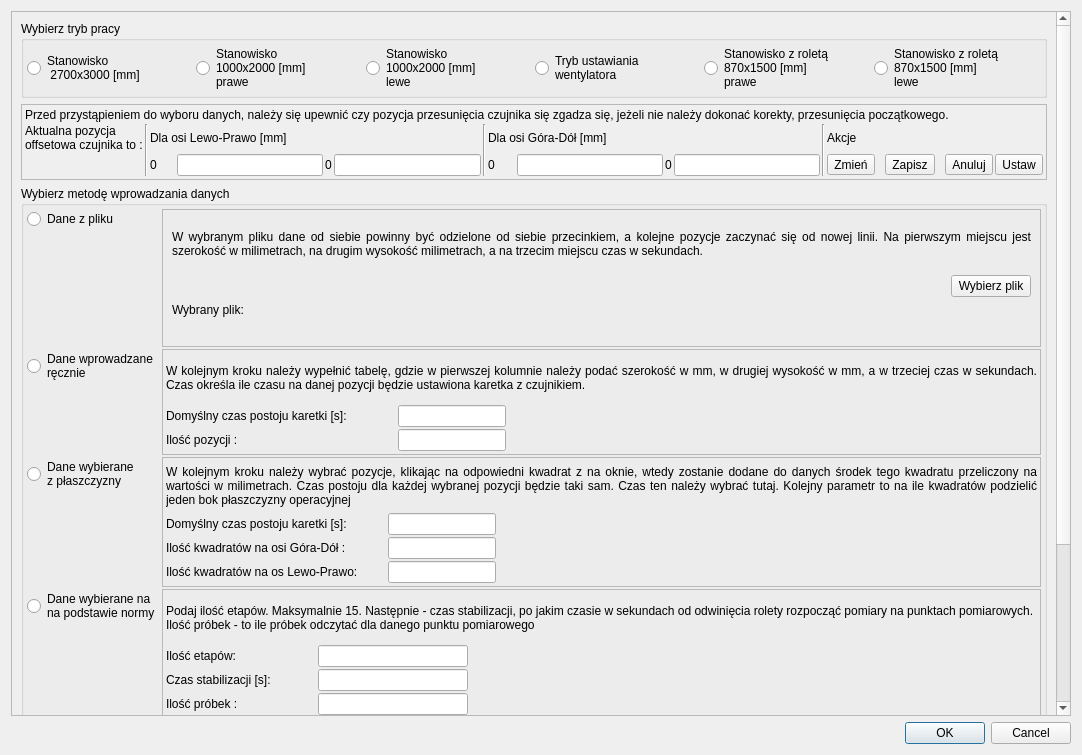
First picture: the form in PrzeplywomierzGUI/Aplikacja/wybormetody.ui, repository wiacekmarcin/StanowiskoOtwock, before the edit.
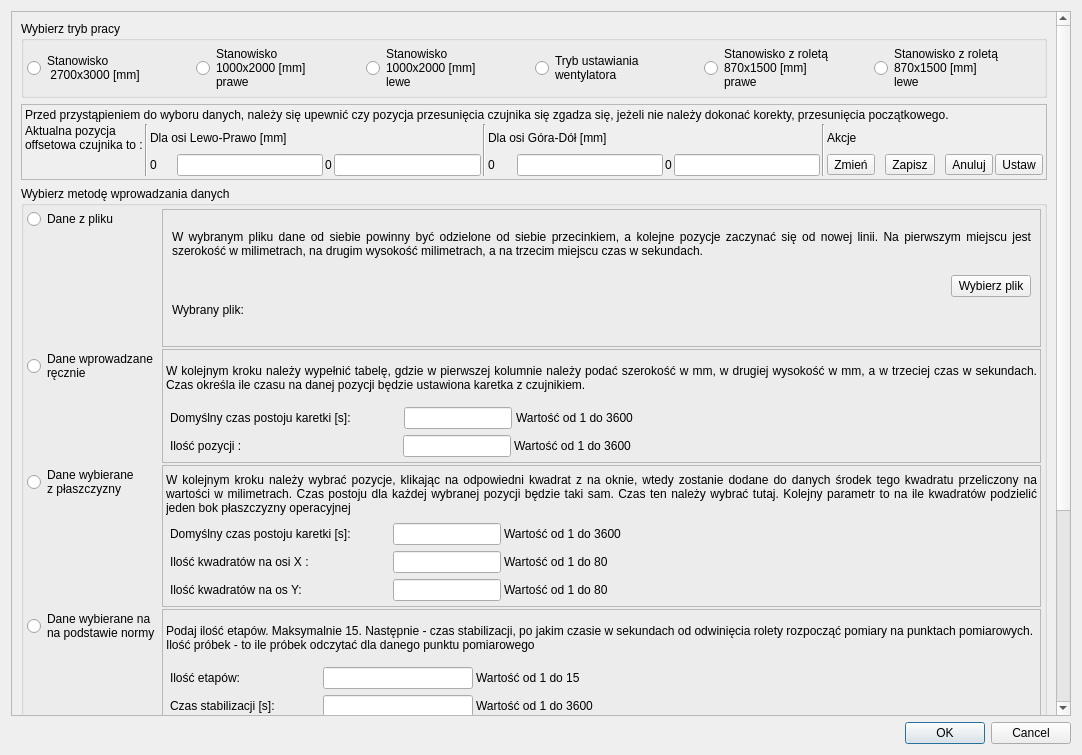
Second picture: the form after the edit.

Commit message: Poprawki na ekranie wyboru metody

Diff of the .ui file:
```diff
--- a/PrzeplywomierzGUI/Aplikacja/wybormetody.ui
+++ b/PrzeplywomierzGUI/Aplikacja/wybormetody.ui
@@ -32,9 +32,9 @@
       <property name="geometry">
        <rect>
         <x>0</x>
-        <y>0</y>
-        <width>1048</width>
-        <height>1016</height>
+        <y>-294</y>
+        <width>1051</width>
+        <height>1010</height>
        </rect>
       </property>
       <layout class="QVBoxLayout" name="verticalLayout_6">
@@ -536,8 +536,30 @@
               </widget>
              </item>
              <item>
-              <layout class="QFormLayout" name="formLayout_3">
-               <item row="0" column="0">
+              <widget class="QFrame" name="frame">
+               <property name="frameShape">
+                <enum>QFrame::NoFrame</enum>
+               </property>
+               <property name="frameShadow">
+                <enum>QFrame::Plain</enum>
+               </property>
+               <layout class="QHBoxLayout" name="horizontalLayout_8">
+                <property name="spacing">
+                 <number>4</number>
+                </property>
+                <property name="leftMargin">
+                 <number>4</number>
+                </property>
+                <property name="topMargin">
+                 <number>2</number>
+                </property>
+                <property name="rightMargin">
+                 <number>4</number>
+                </property>
+                <property name="bottomMargin">
+                 <number>2</number>
+                </property>
+                <item>
                 <widget class="QLabel" name="eCzasManual">
                  <property name="sizePolicy">
                   <sizepolicy hsizetype="Fixed" vsizetype="Preferred">
@@ -556,7 +578,7 @@
                  </property>
                 </widget>
                </item>
-               <item row="0" column="1">
+                <item>
                 <widget class="QLineEdit" name="timeManualDefault">
                  <property name="sizePolicy">
                   <sizepolicy hsizetype="Fixed" vsizetype="Fixed">
@@ -566,11 +588,54 @@
                  </property>
                 </widget>
                </item>
-              </layout>
+                <item>
+                 <widget class="QLabel" name="label_12">
+                  <property name="text">
+                   <string>Wartość od 1 do 3600</string>
+                  </property>
+                 </widget>
+                </item>
+                <item>
+                 <spacer name="horizontalSpacer_7">
+                  <property name="orientation">
+                   <enum>Qt::Horizontal</enum>
+                  </property>
+                  <property name="sizeHint" stdset="0">
+                   <size>
+                    <width>40</width>
+                    <height>20</height>
+                   </size>
+                  </property>
+                 </spacer>
+                </item>
+               </layout>
+              </widget>
              </item>
              <item>
-              <layout class="QFormLayout" name="formLayout_4">
-               <item row="0" column="0">
+              <widget class="QFrame" name="frame_2">
+               <property name="frameShape">
+                <enum>QFrame::NoFrame</enum>
+               </property>
+               <property name="frameShadow">
+                <enum>QFrame::Plain</enum>
+               </property>
+               <layout class="QHBoxLayout" name="horizontalLayout_9">
+                <property name="spacing">
+                 <number>3</number>
+                </property>
+                <property name="leftMargin">
+                 <number>4</number>
+                </property>
+                <property name="topMargin">
+                 <number>2</number>
+                </property>
+                <property name="rightMargin">
+                 <number>4</number>
+                </property>
+                <property name="bottomMargin">
+                 <number>2</number>
+                </property>
+                <item>
                 <widget class="QLabel" name="eNumberManual">
                  <property name="sizePolicy">
                   <sizepolicy hsizetype="Fixed" vsizetype="Preferred">
@@ -589,7 +654,7 @@
                  </property>
                 </widget>
                </item>
-               <item row="0" column="1">
+                <item>
                 <widget class="QLineEdit" name="numberManual">
                  <property name="sizePolicy">
                   <sizepolicy hsizetype="Fixed" vsizetype="Fixed">
@@ -599,7 +664,28 @@
                  </property>
                 </widget>
                </item>
-              </layout>
+                <item>
+                 <widget class="QLabel" name="label_13">
+                  <property name="text">
+                   <string>Wartość od 1 do 3600</string>
+                  </property>
+                 </widget>
+                </item>
+                <item>
+                 <spacer name="horizontalSpacer_8">
+                  <property name="orientation">
+                   <enum>Qt::Horizontal</enum>
+                  </property>
+                  <property name="sizeHint" stdset="0">
+                   <size>
+                    <width>40</width>
+                    <height>20</height>
+                   </size>
+                  </property>
+                 </spacer>
+                </item>
+               </layout>
+              </widget>
              </item>
             </layout>
            </widget>
@@ -656,8 +742,30 @@
               </widget>
              </item>
              <item>
-              <layout class="QFormLayout" name="formLayout_1">
-               <item row="0" column="0">
+              <widget class="QFrame" name="frame_3">
+               <property name="frameShape">
+                <enum>QFrame::NoFrame</enum>
+               </property>
+               <property name="frameShadow">
+                <enum>QFrame::Plain</enum>
+               </property>
+               <layout class="QHBoxLayout" name="horizontalLayout_10">
+                <property name="spacing">
+                 <number>3</number>
+                </property>
+                <property name="leftMargin">
+                 <number>4</number>
+                </property>
+                <property name="topMargin">
+                 <number>2</number>
+                </property>
+                <property name="rightMargin">
+                 <number>4</number>
+                </property>
+                <property name="bottomMargin">
+                 <number>2</number>
+                </property>
+                <item>
                 <widget class="QLabel" name="eCzasHalf">
                  <property name="sizePolicy">
                   <sizepolicy hsizetype="Fixed" vsizetype="Preferred">
@@ -676,7 +784,7 @@
                  </property>
                 </widget>
                </item>
-               <item row="0" column="1">
+                <item>
                 <widget class="QLineEdit" name="timeAuto">
                  <property name="sizePolicy">
                   <sizepolicy hsizetype="Fixed" vsizetype="Fixed">
@@ -686,11 +794,54 @@
                  </property>
                 </widget>
                </item>
-              </layout>
+                <item>
+                 <widget class="QLabel" name="label_14">
+                  <property name="text">
+                   <string>Wartość od 1 do 3600</string>
+                  </property>
+                 </widget>
+                </item>
+                <item>
+                 <spacer name="horizontalSpacer_9">
+                  <property name="orientation">
+                   <enum>Qt::Horizontal</enum>
+                  </property>
+                  <property name="sizeHint" stdset="0">
+                   <size>
+                    <width>40</width>
+                    <height>20</height>
+                   </size>
+                  </property>
+                 </spacer>
+                </item>
+               </layout>
+              </widget>
              </item>
              <item>
-              <layout class="QFormLayout" name="formLayout_2">
-               <item row="0" column="0">
+              <widget class="QFrame" name="frame_4">
+               <property name="frameShape">
+                <enum>QFrame::NoFrame</enum>
+               </property>
+               <property name="frameShadow">
+                <enum>QFrame::Plain</enum>
+               </property>
+               <layout class="QHBoxLayout" name="horizontalLayout_11">
+                <property name="spacing">
+                 <number>3</number>
+                </property>
+                <property name="leftMargin">
+                 <number>4</number>
+                </property>
+                <property name="topMargin">
+                 <number>2</number>
+                </property>
+                <property name="rightMargin">
+                 <number>4</number>
+                </property>
+                <property name="bottomMargin">
+                 <number>2</number>
+                </property>
+                <item>
                 <widget class="QLabel" name="eNumberSquere">
                  <property name="sizePolicy">
                   <sizepolicy hsizetype="Fixed" vsizetype="Preferred">
@@ -705,11 +856,11 @@
                   </size>
                  </property>
                  <property name="text">
-                  <string>Ilość kwadratów na osi Góra-Dół :</string>
+                   <string>Ilość kwadratów na osi X :</string>
                  </property>
                 </widget>
                </item>
-               <item row="0" column="1">
+                <item>
                 <widget class="QLineEdit" name="numberAuto">
                  <property name="sizePolicy">
                   <sizepolicy hsizetype="Fixed" vsizetype="Fixed">
@@ -719,11 +870,54 @@
                  </property>
                 </widget>
                </item>
-              </layout>
+                <item>
+                 <widget class="QLabel" name="label_15">
+                  <property name="text">
+                   <string>Wartość od 1 do 80</string>
+                  </property>
+                 </widget>
+                </item>
+                <item>
+                 <spacer name="horizontalSpacer_10">
+                  <property name="orientation">
+                   <enum>Qt::Horizontal</enum>
+                  </property>
+                  <property name="sizeHint" stdset="0">
+                   <size>
+                    <width>40</width>
+                    <height>20</height>
+                   </size>
+                  </property>
+                 </spacer>
+                </item>
+               </layout>
+              </widget>
              </item>
              <item>
-              <layout class="QFormLayout" name="formLayout_5">
-               <item row="0" column="0">
+              <widget class="QFrame" name="frame_5">
+               <property name="frameShape">
+                <enum>QFrame::NoFrame</enum>
+               </property>
+               <property name="frameShadow">
+                <enum>QFrame::Plain</enum>
+               </property>
+               <layout class="QHBoxLayout" name="horizontalLayout_12">
+                <property name="spacing">
+                 <number>3</number>
+                </property>
+                <property name="leftMargin">
+                 <number>4</number>
+                </property>
+                <property name="topMargin">
+                 <number>2</number>
+                </property>
+                <property name="rightMargin">
+                 <number>4</number>
+                </property>
+                <property name="bottomMargin">
+                 <number>2</number>
+                </property>
+                <item>
                 <widget class="QLabel" name="eNumberSquere_2">
                  <property name="sizePolicy">
                   <sizepolicy hsizetype="Fixed" vsizetype="Preferred">
@@ -738,11 +932,11 @@
                   </size>
                  </property>
                  <property name="text">
-                  <string>Ilość kwadratów na os Lewo-Prawo:</string>
+                   <string>Ilość kwadratów na os Y:</string>
                  </property>
                 </widget>
                </item>
-               <item row="0" column="1">
+                <item>
                 <widget class="QLineEdit" name="numberAuto_2">
                  <property name="sizePolicy">
                   <sizepolicy hsizetype="Fixed" vsizetype="Fixed">
@@ -752,7 +946,28 @@
                  </property>
                 </widget>
                </item>
-              </layout>
+                <item>
+                 <widget class="QLabel" name="label_16">
+                  <property name="text">
+                   <string>Wartość od 1 do 80</string>
+                  </property>
+                 </widget>
+                </item>
+                <item>
+                 <spacer name="horizontalSpacer_11">
+                  <property name="orientation">
+                   <enum>Qt::Horizontal</enum>
+                  </property>
+                  <property name="sizeHint" stdset="0">
+                   <size>
+                    <width>40</width>
+                    <height>20</height>
+                   </size>
+                  </property>
+                 </spacer>
+                </item>
+               </layout>
+              </widget>
              </item>
             </layout>
            </widget>
@@ -765,172 +980,6 @@
             </property>
            </widget>
           </item>
-          <item row="3" column="1">
-           <widget class="QFrame" name="frRoleta">
-            <property name="frameShape">
-             <enum>QFrame::StyledPanel</enum>
-            </property>
-            <property name="frameShadow">
-             <enum>QFrame::Raised</enum>
-            </property>
-            <layout class="QVBoxLayout" name="verticalLayout_3">
-             <property name="spacing">
-              <number>2</number>
-             </property>
-             <property name="leftMargin">
-              <number>3</number>
-             </property>
-             <property name="topMargin">
-              <number>3</number>
-             </property>
-             <property name="rightMargin">
-              <number>3</number>
-             </property>
-             <property name="bottomMargin">
-              <number>3</number>
-             </property>
-             <item>
-              <widget class="QLabel" name="label">
-               <property name="minimumSize">
-                <size>
-                 <width>0</width>
-                 <height>50</height>
-                </size>
-               </property>
-               <property name="text">
-                <string>Podaj ilość etapów. Maksymalnie 15. Następnie - czas stabilizacji, po jakim czasie w sekundach od odwinięcia rolety rozpocząć pomiary na punktach pomiarowych. Ilość próbek - to ile próbek odczytać dla danego punktu pomiarowego</string>
-               </property>
-               <property name="wordWrap">
-                <bool>true</bool>
-               </property>
-              </widget>
-             </item>
-             <item>
-              <layout class="QHBoxLayout" name="horizontalLayout_2">
-               <item>
-                <widget class="QLabel" name="label_2">
-                 <property name="minimumSize">
-                  <size>
-                   <width>150</width>
-                   <height>0</height>
-                  </size>
-                 </property>
-                 <property name="text">
-                  <string>Ilość etapów:</string>
-                 </property>
-                </widget>
-               </item>
-               <item>
-                <widget class="QLineEdit" name="normaEtapNumber">
-                 <property name="maximumSize">
-                  <size>
-                   <width>150</width>
-                   <height>16777215</height>
-                  </size>
-                 </property>
-                 <property name="maxLength">
-                  <number>20</number>
-                 </property>
-                </widget>
-               </item>
-               <item>
-                <spacer name="horizontalSpacer_2">
-                 <property name="orientation">
-                  <enum>Qt::Horizontal</enum>
-                 </property>
-                 <property name="sizeHint" stdset="0">
-                  <size>
-                   <width>40</width>
-                   <height>20</height>
-                  </size>
-                 </property>
-                </spacer>
-               </item>
-              </layout>
-             </item>
-             <item>
-              <layout class="QHBoxLayout" name="horizontalLayout_6">
-               <item>
-                <widget class="QLabel" name="label_10">
-                 <property name="minimumSize">
-                  <size>
-                   <width>150</width>
-                   <height>0</height>
-                  </size>
-                 </property>
-                 <property name="text">
-                  <string>Czas stabilizacji [s]:</string>
-                 </property>
-                </widget>
-               </item>
-               <item>
-                <widget class="QLineEdit" name="normaStabTime">
-                 <property name="maximumSize">
-                  <size>
-                   <width>150</width>
-                   <height>16777215</height>
-                  </size>
-                 </property>
-                </widget>
-               </item>
-               <item>
-                <spacer name="horizontalSpacer_5">
-                 <property name="orientation">
-                  <enum>Qt::Horizontal</enum>
-                 </property>
-                 <property name="sizeHint" stdset="0">
-                  <size>
-                   <width>40</width>
-                   <height>20</height>
-                  </size>
-                 </property>
-                </spacer>
-               </item>
-              </layout>
-             </item>
-             <item>
-              <layout class="QHBoxLayout" name="horizontalLayout_7">
-               <item>
-                <widget class="QLabel" name="label_11">
-                 <property name="minimumSize">
-                  <size>
-                   <width>150</width>
-                   <height>0</height>
-                  </size>
-                 </property>
-                 <property name="text">
-                  <string>Ilość próbek :</string>
-                 </property>
-                </widget>
-               </item>
-               <item>
-                <widget class="QLineEdit" name="NormaIloscProbek">
-                 <property name="maximumSize">
-                  <size>
-                   <width>150</width>
-                   <height>16777215</height>
-                  </size>
-                 </property>
-                </widget>
-               </item>
-               <item>
-                <spacer name="horizontalSpacer_6">
-                 <property name="orientation">
-                  <enum>Qt::Horizontal</enum>
-                 </property>
-                 <property name="sizeHint" stdset="0">
-                  <size>
-                   <width>40</width>
-                   <height>20</height>
-                  </size>
-                 </property>
-                </spacer>
-               </item>
-              </layout>
-             </item>
-            </layout>
-           </widget>
-          </item>
           <item row="4" column="0">
            <widget class="QRadioButton" name="rbRoletaPlik">
             <property name="text">
@@ -979,52 +1028,36 @@
               </widget>
              </item>
              <item>
-              <layout class="QHBoxLayout" name="horizontalLayout_3">
-               <item>
-                <spacer name="horizontalSpacer_3">
-                 <property name="orientation">
-                  <enum>Qt::Horizontal</enum>
-                 </property>
-                 <property name="sizeHint" stdset="0">
-                  <size>
-                   <width>40</width>
-                   <height>20</height>
-                  </size>
-                 </property>
-                </spacer>
-               </item>
-               <item>
+              <widget class="QWidget" name="widget_2" native="true">
+               <layout class="QGridLayout" name="gridLayout_2">
+                <item row="0" column="2">
                 <widget class="QPushButton" name="pbChooseFile">
                  <property name="text">
                   <string>Wybierz plik</string>
                  </property>
                 </widget>
                </item>
-              </layout>
-             </item>
-             <item>
-              <layout class="QHBoxLayout" name="horizontalLayout_4">
-               <item>
+                <item row="0" column="1">
+                 <spacer name="horizontalSpacer_3">
+                  <property name="orientation">
+                   <enum>Qt::Horizontal</enum>
+                  </property>
+                  <property name="sizeHint" stdset="0">
+                   <size>
+                    <width>40</width>
+                    <height>20</height>
+                   </size>
+                  </property>
+                 </spacer>
+                </item>
+                <item row="0" column="0">
                 <widget class="QLabel" name="label_4">
                  <property name="text">
                   <string>Wybrany plik</string>
                  </property>
                 </widget>
                </item>
-               <item>
-                <spacer name="horizontalSpacer_4">
-                 <property name="orientation">
-                  <enum>Qt::Horizontal</enum>
-                 </property>
-                 <property name="sizeHint" stdset="0">
-                  <size>
-                   <width>853</width>
-                   <height>20</height>
-                  </size>
-                 </property>
-                </spacer>
-               </item>
-               <item>
+                <item row="1" column="0" colspan="3">
                 <widget class="QLabel" name="wybranyPlikRolety">
                  <property name="text">
                   <string/>
@@ -1032,9 +1065,32 @@
                 </widget>
                </item>
               </layout>
+              </widget>
              </item>
              <item>
-              <layout class="QHBoxLayout" name="horizontalLayout_21">
+              <widget class="QFrame" name="frame_9">
+               <property name="frameShape">
+                <enum>QFrame::NoFrame</enum>
+               </property>
+               <property name="frameShadow">
+                <enum>QFrame::Plain</enum>
+               </property>
+               <layout class="QHBoxLayout" name="horizontalLayout_2">
+                <property name="spacing">
+                 <number>3</number>
+                </property>
+                <property name="leftMargin">
+                 <number>4</number>
+                </property>
+                <property name="topMargin">
+                 <number>2</number>
+                </property>
+                <property name="rightMargin">
+                 <number>4</number>
+                </property>
+                <property name="bottomMargin">
+                 <number>2</number>
+                </property>
                <item>
                 <widget class="QLabel" name="label_21">
                  <property name="minimumSize">
@@ -1061,6 +1117,13 @@
                  </property>
                 </widget>
                </item>
+                <item>
+                 <widget class="QLabel" name="label_20">
+                  <property name="text">
+                   <string>Wartość od 1 do 15</string>
+                  </property>
+                 </widget>
+                </item>
                <item>
                 <spacer name="horizontalSpacer_21">
                  <property name="orientation">
@@ -1075,9 +1138,32 @@
                 </spacer>
                </item>
               </layout>
+              </widget>
              </item>
              <item>
-              <layout class="QHBoxLayout" name="horizontalLayout_61">
+              <widget class="QFrame" name="frame_10">
+               <property name="frameShape">
+                <enum>QFrame::NoFrame</enum>
+               </property>
+               <property name="frameShadow">
+                <enum>QFrame::Plain</enum>
+               </property>
+               <layout class="QHBoxLayout" name="horizontalLayout_3">
+                <property name="spacing">
+                 <number>3</number>
+                </property>
+                <property name="leftMargin">
+                 <number>4</number>
+                </property>
+                <property name="topMargin">
+                 <number>2</number>
+                </property>
+                <property name="rightMargin">
+                 <number>4</number>
+                </property>
+                <property name="bottomMargin">
+                 <number>2</number>
+                </property>
                <item>
                 <widget class="QLabel" name="label_101">
                  <property name="minimumSize">
@@ -1101,6 +1187,19 @@
                  </property>
                 </widget>
                </item>
+                <item>
+                 <widget class="QLabel" name="label_22">
+                  <property name="frameShape">
+                   <enum>QFrame::NoFrame</enum>
+                  </property>
+                  <property name="frameShadow">
+                   <enum>QFrame::Plain</enum>
+                  </property>
+                  <property name="text">
+                   <string>Wartość od 1 do 15</string>
+                  </property>
+                 </widget>
+                </item>
                <item>
                 <spacer name="horizontalSpacer_51">
                  <property name="orientation">
@@ -1115,15 +1214,270 @@
                 </spacer>
                </item>
               </layout>
+              </widget>
              </item>
             </layout>
            </widget>
           </item>
+          <item row="3" column="1">
+           <widget class="QFrame" name="frRoleta">
+            <property name="frameShape">
+             <enum>QFrame::StyledPanel</enum>
+            </property>
+            <property name="frameShadow">
+             <enum>QFrame::Raised</enum>
+            </property>
+            <layout class="QVBoxLayout" name="verticalLayout_3">
+             <property name="spacing">
+              <number>2</number>
+             </property>
+             <property name="leftMargin">
+              <number>3</number>
+             </property>
+             <property name="topMargin">
+              <number>3</number>
+             </property>
+             <property name="rightMargin">
+              <number>3</number>
+             </property>
+             <property name="bottomMargin">
+              <number>3</number>
+             </property>
+             <item>
+              <widget class="QLabel" name="label">
+               <property name="minimumSize">
+                <size>
+                 <width>0</width>
+                 <height>50</height>
+                </size>
+               </property>
+               <property name="text">
+                <string>Podaj ilość etapów. Maksymalnie 15. Następnie - czas stabilizacji, po jakim czasie w sekundach od odwinięcia rolety rozpocząć pomiary na punktach pomiarowych. Ilość próbek - to ile próbek odczytać dla danego punktu pomiarowego</string>
+               </property>
+               <property name="wordWrap">
+                <bool>true</bool>
+               </property>
+              </widget>
+             </item>
+             <item>
+              <widget class="QFrame" name="frame_6">
+               <property name="frameShape">
+                <enum>QFrame::NoFrame</enum>
+               </property>
+               <property name="frameShadow">
+                <enum>QFrame::Plain</enum>
+               </property>
+               <layout class="QHBoxLayout" name="horizontalLayout_13">
+                <property name="spacing">
+                 <number>3</number>
+                </property>
+                <property name="leftMargin">
+                 <number>4</number>
+                </property>
+                <property name="topMargin">
+                 <number>2</number>
+                </property>
+                <property name="rightMargin">
+                 <number>4</number>
+                </property>
+                <property name="bottomMargin">
+                 <number>2</number>
+                </property>
+                <item>
+                 <widget class="QLabel" name="label_2">
+                  <property name="minimumSize">
+                   <size>
+                    <width>150</width>
+                    <height>0</height>
+                   </size>
+                  </property>
+                  <property name="text">
+                   <string>Ilość etapów:</string>
+                  </property>
+                 </widget>
+                </item>
+                <item>
+                 <widget class="QLineEdit" name="normaEtapNumber">
+                  <property name="maximumSize">
+                   <size>
+                    <width>150</width>
+                    <height>16777215</height>
+                   </size>
+                  </property>
+                  <property name="maxLength">
+                   <number>20</number>
+                  </property>
+                 </widget>
+                </item>
+                <item>
+                 <widget class="QLabel" name="label_17">
+                  <property name="text">
+                   <string>Wartość od 1 do 15</string>
+                  </property>
+                 </widget>
+                </item>
+                <item>
+                 <spacer name="horizontalSpacer_2">
+                  <property name="orientation">
+                   <enum>Qt::Horizontal</enum>
+                  </property>
+                  <property name="sizeHint" stdset="0">
+                   <size>
+                    <width>40</width>
+                    <height>20</height>
+                   </size>
+                  </property>
+                 </spacer>
+                </item>
          </layout>
         </widget>
        </item>
        <item>
-        <spacer name="verticalSpacer_2">
+              <widget class="QFrame" name="frame_7">
+               <property name="frameShape">
+                <enum>QFrame::NoFrame</enum>
+               </property>
+               <property name="frameShadow">
+                <enum>QFrame::Plain</enum>
+               </property>
+               <layout class="QHBoxLayout" name="horizontalLayout_14">
+                <property name="spacing">
+                 <number>3</number>
+                </property>
+                <property name="leftMargin">
+                 <number>4</number>
+                </property>
+                <property name="topMargin">
+                 <number>2</number>
+                </property>
+                <property name="rightMargin">
+                 <number>4</number>
+                </property>
+                <property name="bottomMargin">
+                 <number>2</number>
+                </property>
+                <item>
+                 <widget class="QLabel" name="label_10">
+                  <property name="minimumSize">
+                   <size>
+                    <width>150</width>
+                    <height>0</height>
+                   </size>
+                  </property>
+                  <property name="text">
+                   <string>Czas stabilizacji [s]:</string>
+                  </property>
+                 </widget>
+                </item>
+                <item>
+                 <widget class="QLineEdit" name="normaStabTime">
+                  <property name="maximumSize">
+                   <size>
+                    <width>150</width>
+                    <height>16777215</height>
+                   </size>
+                  </property>
+                 </widget>
+                </item>
+                <item>
+                 <widget class="QLabel" name="label_18">
+                  <property name="text">
+                   <string>Wartość od 1 do 3600</string>
+                  </property>
+                 </widget>
+                </item>
+                <item>
+                 <spacer name="horizontalSpacer_5">
+                  <property name="orientation">
+                   <enum>Qt::Horizontal</enum>
+                  </property>
+                  <property name="sizeHint" stdset="0">
+                   <size>
+                    <width>40</width>
+                    <height>20</height>
+                   </size>
+                  </property>
+                 </spacer>
+                </item>
+               </layout>
+              </widget>
+             </item>
+             <item>
+              <widget class="QFrame" name="frame_8">
+               <property name="frameShape">
+                <enum>QFrame::NoFrame</enum>
+               </property>
+               <property name="frameShadow">
+                <enum>QFrame::Plain</enum>
+               </property>
+               <layout class="QHBoxLayout" name="horizontalLayout_15">
+                <property name="spacing">
+                 <number>3</number>
+                </property>
+                <property name="leftMargin">
+                 <number>4</number>
+                </property>
+                <property name="topMargin">
+                 <number>2</number>
+                </property>
+                <property name="rightMargin">
+                 <number>4</number>
+                </property>
+                <property name="bottomMargin">
+                 <number>2</number>
+                </property>
+                <item>
+                 <widget class="QLabel" name="label_11">
+                  <property name="minimumSize">
+                   <size>
+                    <width>150</width>
+                    <height>0</height>
+                   </size>
+                  </property>
+                  <property name="text">
+                   <string>Domyślny czas
+postoju karetki [s] </string>
+                  </property>
+                 </widget>
+                </item>
+                <item>
+                 <widget class="QLineEdit" name="NormaIloscProbek">
+                  <property name="maximumSize">
+                   <size>
+                    <width>150</width>
+                    <height>16777215</height>
+                   </size>
+                  </property>
+                 </widget>
+                </item>
+                <item>
+                 <widget class="QLabel" name="label_19">
+                  <property name="text">
+                   <string>Wartość od 1 do 3600</string>
+                  </property>
+                 </widget>
+                </item>
+                <item>
+                 <spacer name="horizontalSpacer_6">
+                  <property name="orientation">
+                   <enum>Qt::Horizontal</enum>
+                  </property>
+                  <property name="sizeHint" stdset="0">
+                   <size>
+                    <width>40</width>
+                    <height>20</height>
+                   </size>
+                  </property>
+                 </spacer>
+                </item>
+               </layout>
+              </widget>
+             </item>
+            </layout>
+           </widget>
+          </item>
+          <item row="5" column="1">
+           <spacer name="verticalSpacer">
          <property name="orientation">
           <enum>Qt::Vertical</enum>
          </property>
@@ -1134,6 +1488,9 @@
           </size>
          </property>
         </spacer>
+          </item>
+         </layout>
+        </widget>
        </item>
       </layout>
      </widget>
```
Lines whose indentation alone changed are shown as unchanged.
